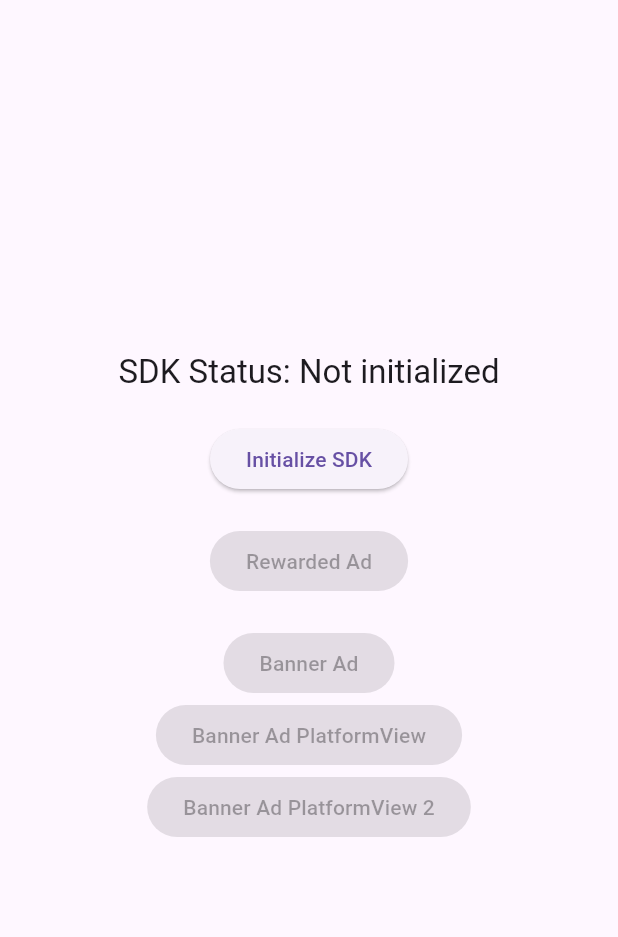
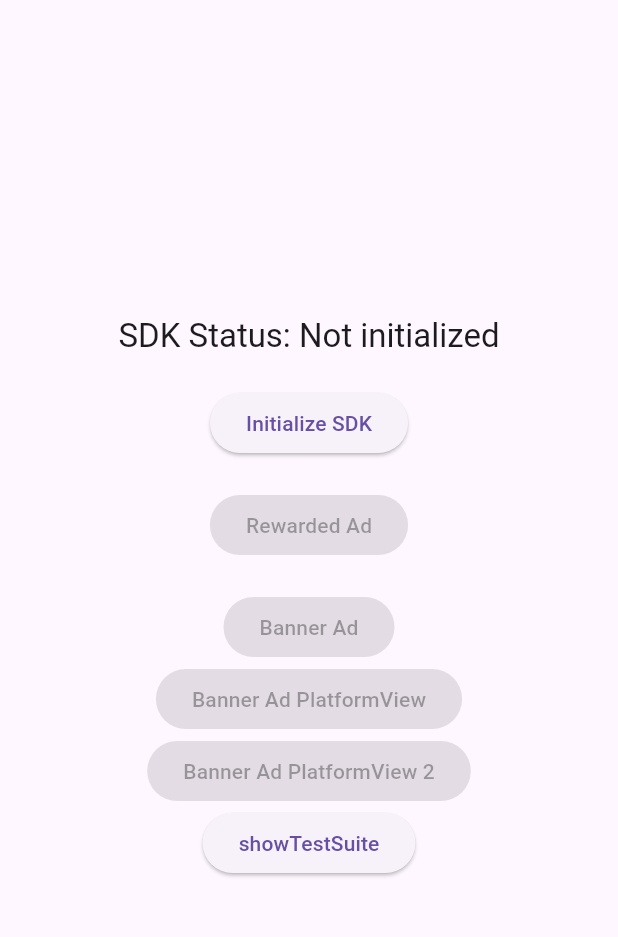
Before and after one commit to bahadurh/digital_turbine_flutter_sdk, a Flutter app: the screen it shows after launch, on a phone screen of 412 x 824 dp, the part 63-1000 px from its top. Run offline on Flutter 3.47's test engine with Material 3 defaults, Android fonts, the phone set to English and light mode, and no system bars.

```diff
--- a/example/lib/main.dart
+++ b/example/lib/main.dart
@@ -3,6 +3,7 @@ import 'package:digital_turbine_plugin_example/adaptive_ad_banner.dart';
 import 'package:digital_turbine_plugin_example/pages/banner_2_page.dart';
 import 'package:digital_turbine_plugin_example/rewarded_ad.dart';
 import 'package:flutter/material.dart';
+
 import 'constants.dart';
 
 ///
@@ -86,11 +87,11 @@ class _MyHomePageState extends State<MyHomePage> {
               body: PageView.builder(
                 itemCount: 3,
                 itemBuilder: (context, index) {
-            if(index == 0)
+                  if (index == 0)
                     return Center(
                       child: DigitalTurbineBannerView(placementId: bannerAdPlacementId),
                     );
-            else if(index == 1)
+                  else if (index == 1)
                     return Container(
                       color: Colors.red,
                       child: Center(
@@ -108,12 +109,16 @@ class _MyHomePageState extends State<MyHomePage> {
               ),
             )));
   }
+
   void _showBannerAdPlatformView2() {
     Navigator.of(context).push(
       MaterialPageRoute(
         builder: (context) => Banner2Page(placementId: bannerAdPlacementId),
       ),
     );
+  }
+  void _showTestSuite() {
+    DigitalTurbinePlugin.showTestSuite();
   }
 
   @override
@@ -145,13 +150,17 @@ class _MyHomePageState extends State<MyHomePage> {
               onPressed: _isSDKInitialized ? _showBannerAd : null,
               child: const Text('Banner Ad'),
             ),
-
             ElevatedButton(
               onPressed: _isSDKInitialized ? _showBannerAdPlatformView : null,
               child: const Text('Banner Ad PlatformView'),
-            ),  ElevatedButton(
+            ),
+            ElevatedButton(
               onPressed: _isSDKInitialized ? _showBannerAdPlatformView2 : null,
               child: const Text('Banner Ad PlatformView 2'),
+            ),
+            ElevatedButton(
+              onPressed: _showTestSuite,
+              child: const Text('showTestSuite'),
             ),
           ],
         ),
--- a/lib/digital_turbine_plugin.dart
+++ b/lib/digital_turbine_plugin.dart
@@ -18,6 +18,10 @@ class DigitalTurbinePlugin {
       'autoRequestingEnabled': autoRequestingEnabled,
       'isChild': isChild,
     });
+  }
+
+  static Future<void> showTestSuite() async {
+    await _channel.invokeMethod('showTestSuite');
   }
 
   static Future<void> initializeRewarded(String placementId) async {
```
Also changed, not shown: 6 other files. Lines whose indentation alone changed are shown as unchanged.
